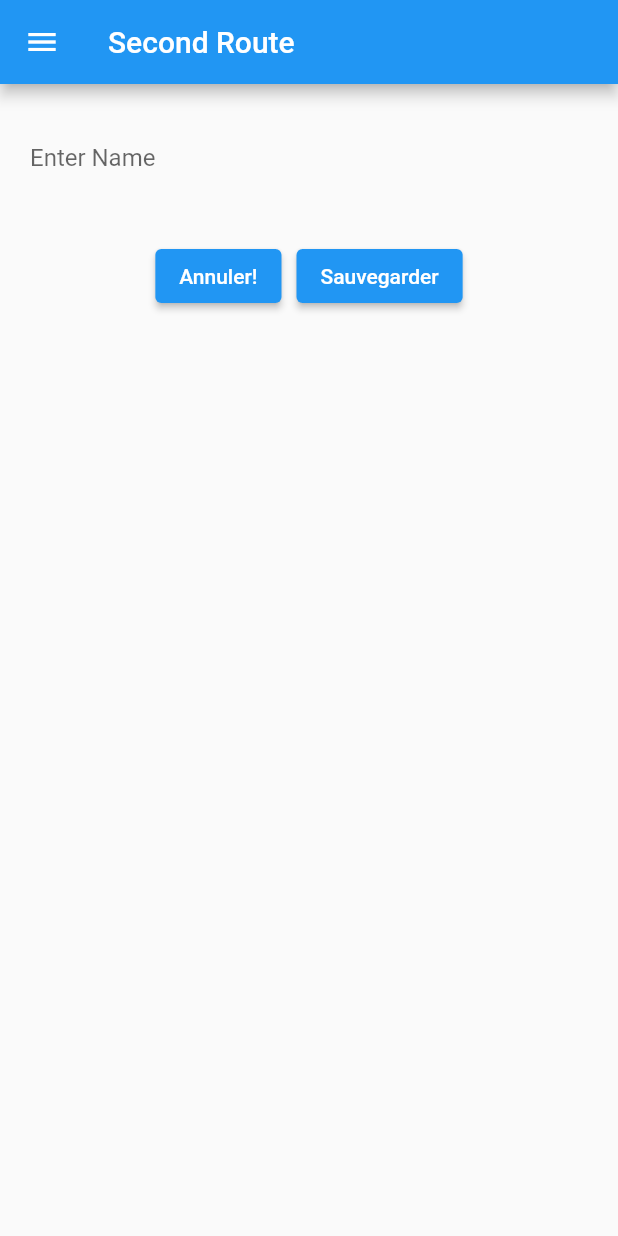
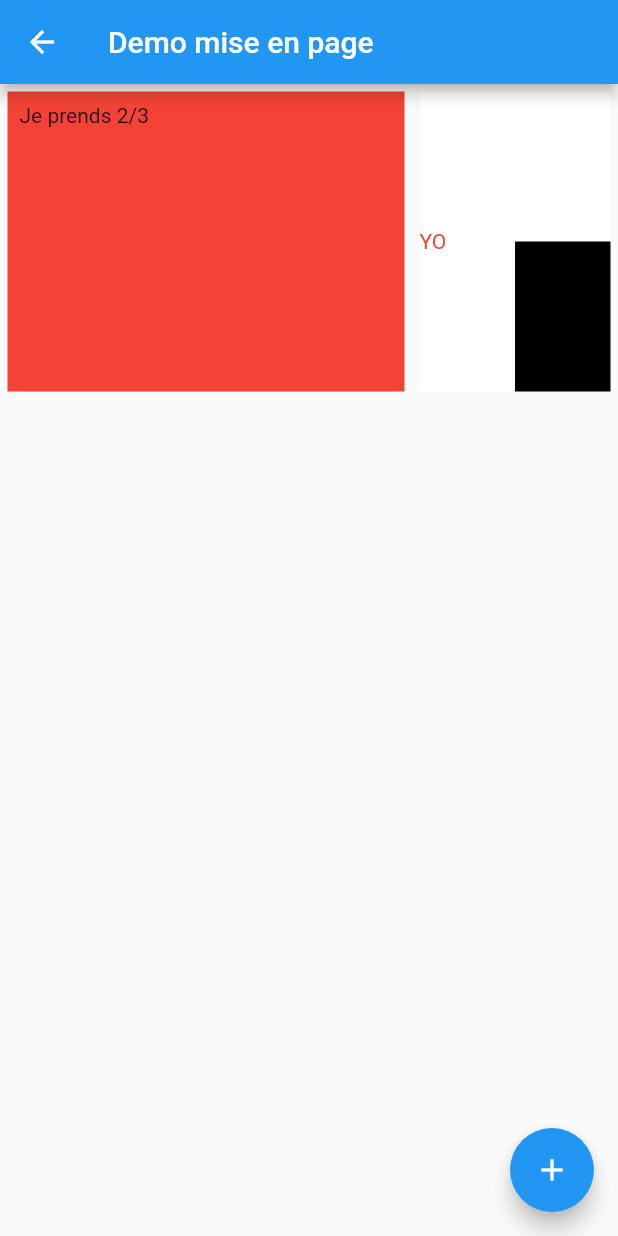
Before and after one commit to IlyassChraibi/Flutter_intra_ex1, a Flutter app: the SecondRoute screen opened directly, on a phone screen of 412 x 824 dp. Run offline on Flutter 3.47's test engine with Material 2 defaults, Android fonts, the phone set to English and light mode, and no system bars.

Commit message:
debug page 2

```diff
--- a/lib/main.dart
+++ b/lib/main.dart
@@ -75,7 +75,6 @@ class _MyHomePageState extends State<MyHomePage> {
         ),
       ),
       body: Column(
-
           children: <Widget>[
             Expanded(
               flex:2,
--- a/lib/second.dart
+++ b/lib/second.dart
@@ -6,74 +6,77 @@ class SecondRoute extends StatelessWidget {
   @override
   Widget build(BuildContext context) {
     return Scaffold(
-      appBar: AppBar(
-        title: const Text('Second Route'),
+      appBar: AppBar(title: Text('Demo mise en page'),),
+      body: Column(           // La plupart des layout pour telephones commencent avec une column
+        // TODO jouer entre les differents valeurs de MainAxisAlignment
+        mainAxisAlignment: MainAxisAlignment.start,
+        children: <Widget>[
+          Row(
+            children: [
+              Expanded(
+                flex: 2,
+                child:
+                Container(
+                  margin: EdgeInsets.all(5),  // Ca prend un container pour les bordures et les marges
+                  width: double.infinity,
+                  height: 200,
+                  color: Colors.red,
+                  child: const Padding(             // Le padding se fait en encapsulant dans le widget Padding
+                    padding: EdgeInsets.all(8.0),
+                    child: Text("Je prends 2/3"),
                   ),
-      drawer: Drawer(
-        child: ListView(
-          // Important: Remove any padding from the ListView.
-          padding: EdgeInsets.zero,
+                ),
+              ),
+              Expanded(
+                flex: 1, // pas forcement necessaire parce que 1 c'est la valeur par defaut
+                child:
+                Container(
+                  margin: EdgeInsets.all(5),  // Ca prend un container pour les bordures et les marges
+                  height: 200,
+                  color: Colors.white,
+                  child: Row(
                     children: [
-            const DrawerHeader(
-              decoration: BoxDecoration(
-                color: Colors.blue,
+                      Expanded(
+                        child:
+                        Container(
+                          child: Text("YO", style: TextStyle(color: Colors.red),),
                         ),
-              child: Text('Drawer Header'),
                       ),
-            ListTile(
-              title: const Text('Item 1'),
-              onTap: () {
-                // Update the state of the app.
-                // ...
-              },
+                      Expanded(
+                        child:
+                        Container(
+                          child: Column(
+                            children: [
+                              Expanded(
+                                child:
+                                Container(
+
                                 ),
-            ListTile(
-              title: const Text('Item 2'),
-              onTap: () {
-                // Update the state of the app.
-                // ...
-              },
+                              ),
+                              Expanded(
+                                child:
+                                Container(
+                                  color: Colors.black,
+                                ),
                               ),
                             ],
                           ),
-      ),
-      body: Column(
-        children: [
-          const Padding(
-            padding: EdgeInsets.all(20),
-            child: TextField(
-              decoration: InputDecoration(
-                  border: InputBorder.none,
-                  labelText: 'Enter Name',
-                  hintText: 'Enter Your Name'
+
                         ),
                       ),
+                    ],
                   ),
-          Row(
-            mainAxisAlignment: MainAxisAlignment.center,
-            children: [
-              Padding(
-                padding: const EdgeInsets.all(5),
-                child: ElevatedButton(
-                  onPressed: () {
-                    Navigator.pop(context);
-                  },
-                  child: const Text('Annuler!'),
-                ),
-              ),
-              Padding(
-                padding: const EdgeInsets.all(5),
-                child: ElevatedButton(
-                  onPressed: () {
-                    Navigator.pop(context);
-                  },
-                  child: const Text('Sauvegarder'),
                 ),
               ),
             ],
           ),
         ],
       ),
+      floatingActionButton: FloatingActionButton(
+        onPressed: () {}, // fonction anonyme qui ne fait rien
+        tooltip: 'Increment',   // c'est pour les non voyants qu'ils sachent ce que fait le bouton
+        child: Icon(Icons.add),
+      ),
     );
   }
 }
```
Lines whose indentation alone changed are shown as unchanged.
